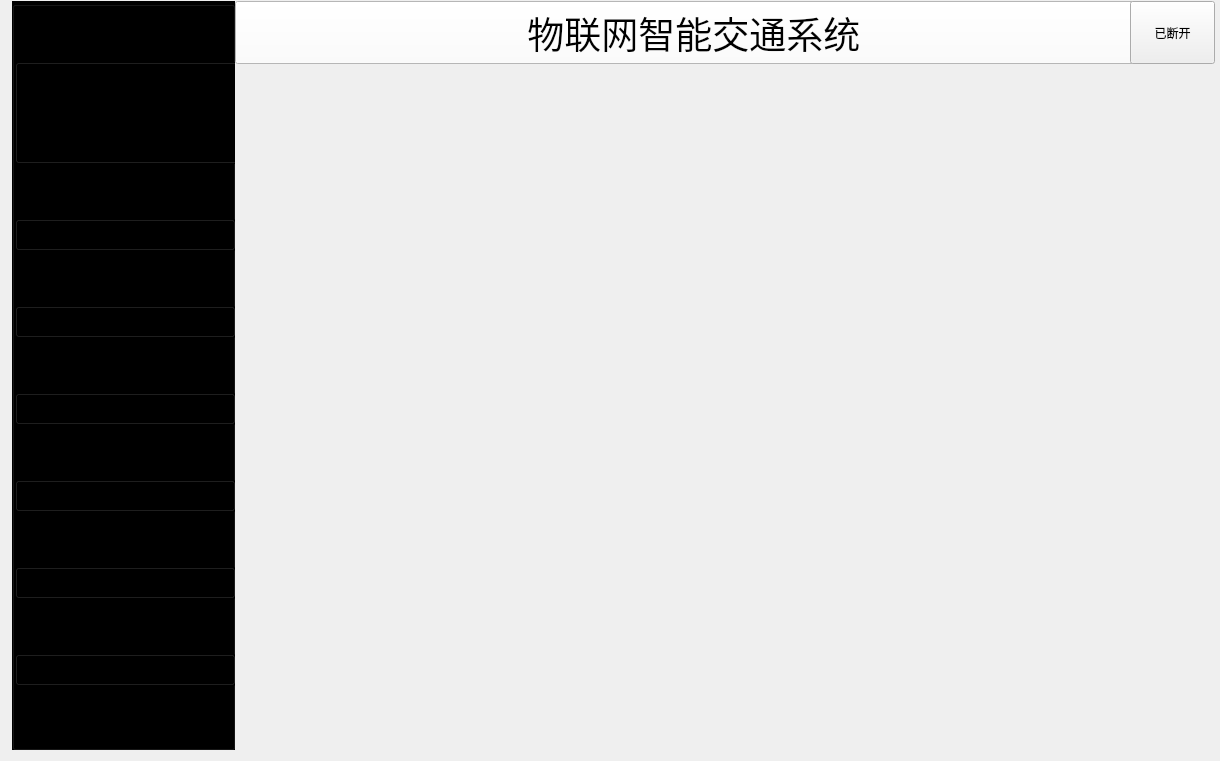
Before: the Qt Designer form widget.ui in CSU-Bug-Killer/CarDemo2, drawn with Qt 5.
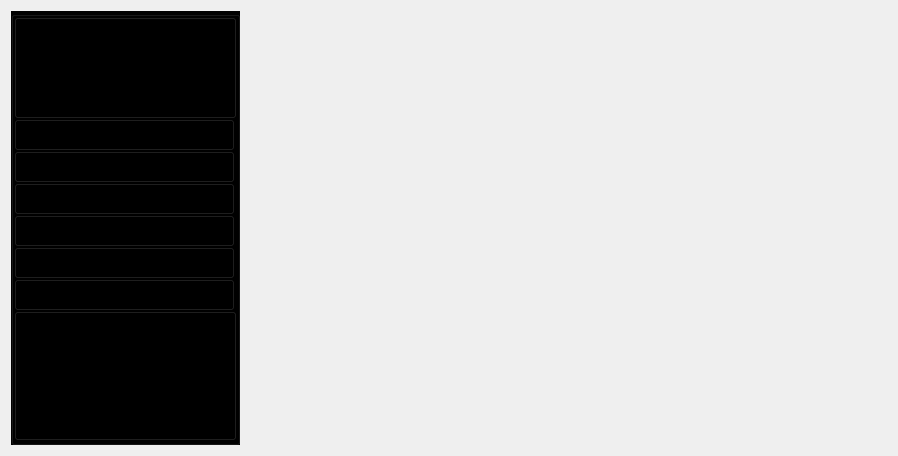
After: the same form once the commit is applied. Icons and pictures are not drawn.

The edit to the form file:
```diff
--- a/widget.ui
+++ b/widget.ui
@@ -6,10 +6,16 @@
    <rect>
     <x>0</x>
     <y>0</y>
-    <width>1220</width>
-    <height>761</height>
+    <width>898</width>
+    <height>456</height>
    </rect>
   </property>
+  <property name="sizePolicy">
+   <sizepolicy hsizetype="Expanding" vsizetype="Expanding">
+    <horstretch>0</horstretch>
+    <verstretch>0</verstretch>
+   </sizepolicy>
+  </property>
   <property name="windowTitle">
    <string>BugKiller</string>
   </property>
@@ -17,39 +23,17 @@
    <iconset resource="icons.qrc">
     <normaloff>:/icon/BKlogo.png</normaloff>:/icon/BKlogo.png</iconset>
   </property>
-  <widget class="QWidget" name="layoutWidget">
-   <property name="geometry">
-    <rect>
-     <x>1</x>
-     <y>-10</y>
-     <width>1225</width>
-     <height>771</height>
-    </rect>
-   </property>
-   <layout class="QHBoxLayout" name="horizontalLayout_3">
-    <property name="spacing">
-     <number>0</number>
-    </property>
+  <layout class="QHBoxLayout" name="horizontalLayout_2">
+   <item>
+    <layout class="QHBoxLayout" name="horizontalLayout">
     <item>
      <widget class="QGroupBox" name="groupBox">
       <property name="sizePolicy">
-       <sizepolicy hsizetype="Fixed" vsizetype="Preferred">
+        <sizepolicy hsizetype="Fixed" vsizetype="Expanding">
         <horstretch>0</horstretch>
         <verstretch>0</verstretch>
        </sizepolicy>
       </property>
-      <property name="minimumSize">
-       <size>
-        <width>223</width>
-        <height>675</height>
-       </size>
-      </property>
-      <property name="maximumSize">
-       <size>
-        <width>223</width>
-        <height>3767</height>
-       </size>
-      </property>
       <property name="styleSheet">
        <string notr="true">background-color: rgb(0, 0, 0);</string>
       </property>
@@ -346,77 +330,14 @@
          </property>
         </widget>
        </item>
-      </layout>
-     </widget>
-    </item>
-    <item>
-     <layout class="QVBoxLayout" name="verticalLayout">
-      <property name="spacing">
-       <number>0</number>
-      </property>
-      <item>
-       <layout class="QHBoxLayout" name="horizontalLayout">
-        <property name="spacing">
-         <number>0</number>
-        </property>
-        <item>
-         <widget class="QPushButton" name="sysTitleBtn">
-          <property name="sizePolicy">
-           <sizepolicy hsizetype="Preferred" vsizetype="Preferred">
-            <horstretch>0</horstretch>
-            <verstretch>0</verstretch>
-           </sizepolicy>
-          </property>
-          <property name="minimumSize">
-           <size>
-            <width>908</width>
-            <height>61</height>
-           </size>
-          </property>
-          <property name="font">
-           <font>
-            <family>华文仿宋</family>
-            <pointsize>28</pointsize>
-           </font>
-          </property>
-          <property name="styleSheet">
-           <string notr="true">background-color: rgb(255, 255, 255);</string>
-          </property>
-          <property name="text">
-           <string> 物联网智能交通系统</string>
-          </property>
-          <property name="icon">
-           <iconset resource="icons.qrc">
-            <normaloff>:/icon/IOTlogo.png</normaloff>:/icon/IOTlogo.png</iconset>
-          </property>
-          <property name="iconSize">
-           <size>
-            <width>55</width>
-            <height>55</height>
-           </size>
-          </property>
-         </widget>
-        </item>
         <item>
          <widget class="QPushButton" name="connectBtn">
           <property name="sizePolicy">
-           <sizepolicy hsizetype="Fixed" vsizetype="Fixed">
+           <sizepolicy hsizetype="Expanding" vsizetype="Preferred">
             <horstretch>0</horstretch>
             <verstretch>0</verstretch>
            </sizepolicy>
           </property>
-          <property name="minimumSize">
-           <size>
-            <width>85</width>
-            <height>63</height>
-           </size>
-          </property>
-          <property name="maximumSize">
-           <size>
-            <width>16777215</width>
-            <height>16777215</height>
-           </size>
-          </property>
           <property name="text">
            <string>已断开</string>
           </property>
@@ -427,11 +348,25 @@
          </widget>
         </item>
        </layout>
-      </item>
-      <item>
-       <layout class="QHBoxLayout" name="horizontalLayout_2">
+      </widget>
+     </item>
         <item>
          <widget class="QStackedWidget" name="mapBoardSkd">
+       <property name="sizePolicy">
+        <sizepolicy hsizetype="Expanding" vsizetype="Expanding">
+         <horstretch>0</horstretch>
+         <verstretch>0</verstretch>
+        </sizepolicy>
+       </property>
+       <property name="minimumSize">
+        <size>
+         <width>400</width>
+         <height>400</height>
+        </size>
+       </property>
+       <property name="styleSheet">
+        <string notr="true">border-color: rgb(252, 60, 43);</string>
+       </property>
           <property name="currentIndex">
            <number>-1</number>
           </property>
@@ -439,10 +374,16 @@
         </item>
         <item>
          <widget class="QStackedWidget" name="controlBoardSkd">
+       <property name="sizePolicy">
+        <sizepolicy hsizetype="Expanding" vsizetype="Expanding">
+         <horstretch>0</horstretch>
+         <verstretch>0</verstretch>
+        </sizepolicy>
+       </property>
           <property name="minimumSize">
            <size>
             <width>223</width>
-            <height>615</height>
+         <height>0</height>
            </size>
           </property>
           <property name="maximumSize">
@@ -456,9 +397,9 @@
        </layout>
       </item>
      </layout>
-    </item>
-   </layout>
-  </widget>
+  <zorder>layoutWidget</zorder>
+  <zorder>mapBoardSkd</zorder>
+  <zorder>titleBtn</zorder>
  </widget>
  <layoutdefault spacing="6" margin="11"/>
  <resources>
```
Lines whose indentation alone changed are shown as unchanged.
